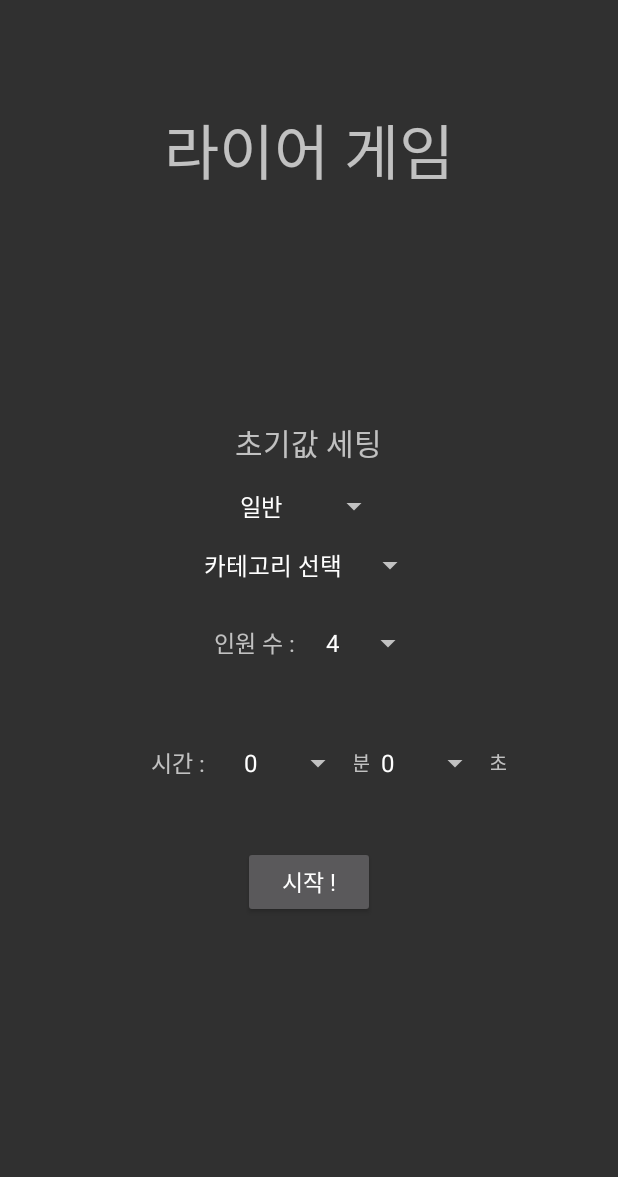
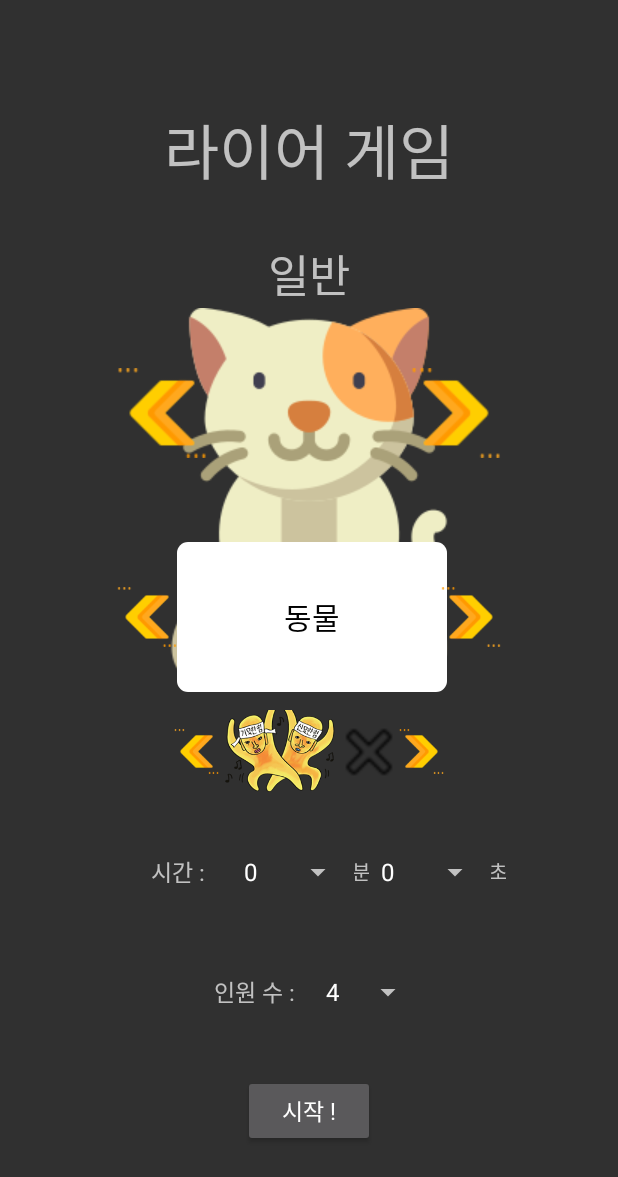
Before and after one commit to yhkwon0817/SSUK, an Android app: the screen it shows after launch (LiarGameSetting), after a tap on "라이어 게임", on a phone screen of 412 x 824 dp. Shown: the top 1177 px of the screen. Run offline under Robolectric (Android 15) with nearby library versions, the phone set to English and light mode, and no system bars.

Commit message:
ui change

```diff
--- a/app/src/main/java/com/example/ssuk/LiarGame.java
+++ b/app/src/main/java/com/example/ssuk/LiarGame.java
@@ -8,7 +8,6 @@ import android.graphics.Color;
 import android.os.Build;
 import android.os.Bundle;
 import android.os.CountDownTimer;
-import android.os.Handler;
 import android.os.VibrationEffect;
 import android.os.Vibrator;
 import android.text.Spannable;
@@ -32,7 +31,7 @@ public class LiarGame extends AppCompatActivity {
     public int i = 0;
     public int mode = 0;
 
-    public String[][] array = {{""},
+    public String[][] array = {
             {"사자", "호랑이", "곰", "퓨마", "낙타", "기린", "다람쥐", "원숭이", "아르마딜로", "돌고래",
                     "박쥐", "캥거루", "삵", "하이에나", "말", "닭"},
             {"어바웃타임", "it", "밀정", "탐정", "노트북", "인턴", "좋은놈 나쁜놈 이상한놈", "미녀와 야수", "어벤져스", "2012",
@@ -42,7 +41,7 @@ public class LiarGame extends AppCompatActivity {
             {"냉장고", "전자렌지", "전기모기채", "전기장판", "리모컨", "TV"}
 
     };
-    public String[] items_category = {" ", "동물", "영화", "유명인사", "가전제품", "만화", "사자성어"};
+    public String[] items_category = {"동물", "영화", "유명인사", "가전제품", "만화", "사자성어"};
     public String[] items_modes = {"일반", "스파이", "바보"};//모드
 
     Timer timer;
--- a/app/src/main/java/com/example/ssuk/LiarGameSetting.java
+++ b/app/src/main/java/com/example/ssuk/LiarGameSetting.java
@@ -3,20 +3,29 @@ package com.example.ssuk;
 import androidx.appcompat.app.AppCompatActivity;
 
 import android.content.Intent;
+import android.graphics.Color;
 import android.os.Bundle;
+import android.text.Spannable;
+import android.text.SpannableStringBuilder;
+import android.text.style.ForegroundColorSpan;
 import android.view.View;
 import android.widget.AdapterView;
 import android.widget.ArrayAdapter;
 import android.widget.Button;
+import android.widget.ImageButton;
+import android.widget.ImageView;
 import android.widget.Spinner;
+import android.widget.TextView;
 import android.widget.Toast;
 
 public class LiarGameSetting extends AppCompatActivity {
-    public int people = 0;
+    public int people = 4;
     public int minute = 0;
     public int second = 0;
+
     public int category_number = 0;
-    public int mode = -1;
+    public int mode = 0;
+    public int length = 6;//카테고리 수
 
     String[] items_numbers = {"4", "5", "6", "7", "8", "9"};//인원 수
     String[] items_numbers_m = {"0", "1", "2", "3", "5", "6", "7", "8", "9", "10",
@@ -27,43 +36,81 @@ public class LiarGameSetting extends AppCompatActivity {
             "31", "32", "33", "34", "35", "36", "37", "38", "39", "40",
             "41", "42", "43", "44", "45", "46", "47", "48", "49", "50",
             "51", "52", "53", "54", "55", "56", "57", "58", "59"};//초
-    String[] items_category = {"카테고리 선택", "동물", "영화", "유명인사", "가전제품", "만화", "사자성어"};
+    String[] items_category = {"동물", "영화", "유명인사", "가전제품", "만화", "사자성어"};
     String[] items_modes = {"일반", "스파이", "바보"};//모드
+
+    ImageView image_mode_normal, image_mode_mafia, image_mode_fool;
+    TextView text_mode;
 
     @Override
     protected void onCreate(Bundle savedInstanceState) {
         super.onCreate(savedInstanceState);
         setContentView(R.layout.activity_liar_game_setting);
 
+        image_mode_normal = findViewById(R.id.normal_mode);
+        image_mode_mafia = findViewById(R.id.mafia_mode);
+        image_mode_fool = findViewById(R.id.fool_mode);
+        text_mode = findViewById(R.id.mode);
+        ImageButton btn_back_mode = (ImageButton) findViewById(R.id.back_mode);
+        ImageButton btn_next_mode = (ImageButton) findViewById(R.id.next_mode);
+        ImageButton btn_back_category = (ImageButton) findViewById(R.id.back_category);
+        ImageButton btn_next_category = (ImageButton) findViewById(R.id.next_category);
+        TextView text_category = (TextView) findViewById(R.id.text_category);
         Button btn = (Button) findViewById(R.id.startBtn);
+
+        text_category.setText(items_category[category_number]);
+        text_mode.setText(items_modes[mode]);
+
+
         Spinner spinner_people = (Spinner) findViewById(R.id.spinner_number_of_people);
         Spinner spinner_minute = (Spinner) findViewById(R.id.spinner_minute);
         Spinner spinner_second = (Spinner) findViewById(R.id.spinner_second);
-        Spinner spinner_category = (Spinner) findViewById(R.id.spinner_category);
-        Spinner spinner_mode = (Spinner) findViewById(R.id.spinner_mode);
-
         ArrayAdapter<String> adapter_people = new ArrayAdapter<String>(this,
                 android.R.layout.simple_spinner_item, items_numbers);
         ArrayAdapter<String> adapter_minute = new ArrayAdapter<String>(this,
                 android.R.layout.simple_spinner_item, items_numbers_m);
         ArrayAdapter<String> adapter_second = new ArrayAdapter<String>(this,
                 android.R.layout.simple_spinner_item, items_numbers_s);
-        ArrayAdapter<String> adapter_category = new ArrayAdapter<String>(this,
-                android.R.layout.simple_spinner_item, items_category);
-        ArrayAdapter<String> adapter_mode = new ArrayAdapter<>(this,
-                android.R.layout.simple_spinner_item, items_modes);
-
         adapter_people.setDropDownViewResource(android.R.layout.simple_spinner_dropdown_item);
         adapter_minute.setDropDownViewResource(android.R.layout.simple_spinner_dropdown_item);
         adapter_second.setDropDownViewResource(android.R.layout.simple_spinner_dropdown_item);
-        adapter_category.setDropDownViewResource(android.R.layout.simple_spinner_dropdown_item);
-        adapter_mode.setDropDownViewResource(android.R.layout.simple_spinner_dropdown_item);
-
         spinner_people.setAdapter(adapter_people);
         spinner_minute.setAdapter(adapter_minute);
         spinner_second.setAdapter(adapter_second);
-        spinner_category.setAdapter(adapter_category);
-        spinner_mode.setAdapter(adapter_mode);
+
+        btn_back_mode.setOnClickListener(new View.OnClickListener() {
+            @Override
+            public void onClick(View view) {
+                setInvisiblePicture();
+                mode = (mode + 2) % 3;
+                setVisiblePicture();
+            }
+        });
+
+        btn_next_mode.setOnClickListener(new View.OnClickListener() {
+            @Override
+            public void onClick(View view) {
+                setInvisiblePicture();
+                mode = (mode + 1) % 3;
+                setVisiblePicture();
+            }
+        });
+
+        btn_back_category.setOnClickListener(new View.OnClickListener() {
+            @Override
+            public void onClick(View view) {
+                category_number = (category_number + length - 1) % length;
+                text_category.setText(items_category[category_number]);
+            }
+        });
+
+        btn_next_category.setOnClickListener(new View.OnClickListener() {
+            @Override
+            public void onClick(View view) {
+                category_number = (category_number + 1) % length;
+                text_category.setText(items_category[category_number]);
+            }
+        });
 
         spinner_people.setOnItemSelectedListener(new AdapterView.OnItemSelectedListener() {
             @Override
@@ -101,6 +148,46 @@ public class LiarGameSetting extends AppCompatActivity {
             }
         });
 
+        btn.setOnClickListener(new View.OnClickListener() {
+            @Override
+            public void onClick(View view) {
+
+                if (people == 0 || minute * 60 + second == 0) {
+                    Toast.makeText(getApplicationContext(), "항목을 선택하여 주시길 바랍니다.",
+                            Toast.LENGTH_SHORT).show();
+                    return;
+                }
+                Intent intent = new Intent(LiarGameSetting.this, LiarGame.class);
+                intent.putExtra("사람 수", people);
+                intent.putExtra("시간제한_분", minute);
+                intent.putExtra("시간제한_초", second);
+                intent.putExtra("카테고리 넘버", category_number);
+                intent.putExtra("모드", mode);
+                startActivity(intent);
+            }
+        });
+
+        /*
+
+        Spinner spinner_category = (Spinner) findViewById(R.id.spinner_category);
+        Spinner spinner_mode = (Spinner) findViewById(R.id.spinner_mode);
+
+
+        ArrayAdapter<String> adapter_category = new ArrayAdapter<String>(this,
+                android.R.layout.simple_spinner_item, items_category);
+        ArrayAdapter<String> adapter_mode = new ArrayAdapter<>(this,
+                android.R.layout.simple_spinner_item, items_modes);
+
+
+        adapter_category.setDropDownViewResource(android.R.layout.simple_spinner_dropdown_item);
+        adapter_mode.setDropDownViewResource(android.R.layout.simple_spinner_dropdown_item);
+
+
+        spinner_category.setAdapter(adapter_category);
+        spinner_mode.setAdapter(adapter_mode);
+
+
+
         spinner_category.setOnItemSelectedListener(new AdapterView.OnItemSelectedListener() {
             @Override
             public void onItemSelected(AdapterView<?> adapterView, View view, int i, long l) {
@@ -125,23 +212,30 @@ public class LiarGameSetting extends AppCompatActivity {
             }
         });
 
-        btn.setOnClickListener(new View.OnClickListener() {
-            @Override
-            public void onClick(View view) {
+        */
+    }
 
-                if (people == 0 || minute * 60 + second == 0 || category_number == 0 || mode == -1) {
-                    Toast.makeText(getApplicationContext(), "항목을 선택하여 주시길 바랍니다.",
-                            Toast.LENGTH_SHORT).show();
-                    return;
-                }
-                Intent intent = new Intent(LiarGameSetting.this, LiarGame.class);
-                intent.putExtra("사람 수", people);
-                intent.putExtra("시간제한_분", minute);
-                intent.putExtra("시간제한_초", second);
-                intent.putExtra("카테고리 넘버", category_number);
-                intent.putExtra("모드", mode);
-                startActivity(intent);
-            }
-        });
+    public void setInvisiblePicture() {
+        if (mode == 0)
+            image_mode_normal.setVisibility(View.INVISIBLE);
+        else if (mode == 1)
+            image_mode_mafia.setVisibility(View.INVISIBLE);
+        else
+            image_mode_fool.setVisibility(View.INVISIBLE);
+    }
+
+    public void setVisiblePicture() {
+        SpannableStringBuilder sp = new SpannableStringBuilder(items_modes[mode]);
+        if (mode == 0)
+            image_mode_normal.setVisibility(View.VISIBLE);
+        else if (mode == 1) {
+            image_mode_mafia.setVisibility(View.VISIBLE);
+            sp.setSpan(new ForegroundColorSpan(Color.RED), 0, 3, Spannable.SPAN_EXCLUSIVE_EXCLUSIVE);
+        }
+        else {
+            image_mode_fool.setVisibility(View.VISIBLE);
+            sp.setSpan(new ForegroundColorSpan(Color.BLUE), 0, 2, Spannable.SPAN_EXCLUSIVE_EXCLUSIVE);
+        }
+        text_mode.setText(sp);
     }
 }
--- a/app/src/main/res/layout/activity_liar_game_setting.xml
+++ b/app/src/main/res/layout/activity_liar_game_setting.xml
@@ -20,46 +20,128 @@
         android:layout_width="wrap_content"
         android:layout_height="wrap_content"
         android:layout_gravity="center"
-        android:layout_marginTop="150dp"
-        android:text="초기값 세팅"
+        android:textSize="30sp"
         android:fontFamily="@font/kotra_bold"
-        android:textSize="20dp" />
+        android:layout_marginTop="30dp"
+        android:id="@+id/mode"/>
 
-    <Spinner
-        android:id="@+id/spinner_mode"
+    <FrameLayout
         android:layout_width="wrap_content"
         android:layout_height="wrap_content"
-        android:layout_gravity="center"
-        android:layout_marginTop="15dp"/>
+        android:layout_gravity="center">
 
-    <Spinner
-        android:id="@+id/spinner_category"
-        android:layout_width="wrap_content"
-        android:layout_height="wrap_content"
-        android:layout_gravity="center"
-        android:layout_marginTop="15dp"/>
+        <ImageView
+            android:layout_width="match_parent"
+            android:layout_height="match_parent"
+            android:src="@drawable/cat"
+            android:id="@+id/normal_mode"/>
+
+        <ImageView
+            android:layout_width="match_parent"
+            android:layout_height="match_parent"
+            android:src="@drawable/cat"
+            android:id="@+id/mafia_mode"
+            android:visibility="invisible"/>
+
+        <ImageView
+            android:layout_width="match_parent"
+            android:layout_height="match_parent"
+            android:src="@drawable/cat"
+            android:id="@+id/fool_mode"
+            android:visibility="invisible"/>
+
+        <ImageButton
+            android:layout_width="60dp"
+            android:layout_height="60dp"
+            android:src="@drawable/back3"
+            android:scaleType="centerInside"
+            android:layout_marginTop="40dp"
+            android:background="@null"
+            android:id="@+id/back_mode"/>
+
+        <ImageButton
+            android:layout_width="60dp"
+            android:layout_height="60dp"
+            android:src="@drawable/next3"
+            android:scaleType="centerInside"
+            android:layout_marginTop="40dp"
+            android:layout_gravity="end"
+            android:background="@null"
+            android:id="@+id/next_mode"/>
+
+        <ImageView
+            android:layout_width="180dp"
+            android:layout_height="100dp"
+            android:src="@drawable/round_background"
+            android:layout_gravity="bottom"
+            android:layout_marginLeft="40dp"/>
+
+        <TextView
+            android:layout_width="160dp"
+            android:layout_height="80dp"
+            android:layout_gravity="bottom"
+            android:gravity="center"
+            android:layout_marginLeft="50dp"
+            android:layout_marginBottom="10dp"
+            android:textColor="@color/black"
+            android:textSize="20sp"
+            android:fontFamily="@font/kotra_bold"
+            android:id="@+id/text_category"/>
+
+        <ImageButton
+            android:layout_width="40dp"
+            android:layout_height="40dp"
+            android:src="@drawable/back3"
+            android:scaleType="centerInside"
+            android:layout_gravity="bottom"
+            android:layout_marginBottom="30dp"
+            android:background="@null"
+            android:id="@+id/back_category"/>
+
+        <ImageButton
+            android:layout_width="40dp"
+            android:layout_height="40dp"
+            android:src="@drawable/next3"
+            android:scaleType="centerInside"
+            android:layout_gravity="end"
+            android:layout_marginBottom="20dp"
+            android:layout_marginTop="186dp"
+            android:background="@null"
+            android:id="@+id/next_category"/>
+
+    </FrameLayout>
 
     <LinearLayout
         android:layout_width="wrap_content"
         android:layout_height="80dp"
         android:layout_gravity="center"
-        android:gravity="center"
-        android:orientation="horizontal">
+        android:orientation="horizontal"
+        android:gravity="center">
 
-        <TextView
+        <ImageButton
+            android:layout_width="30dp"
+            android:layout_height="30dp"
+            android:src="@drawable/back3"
+            android:background="@null"
+            android:scaleType="centerInside"/>
+
+        <ImageView
             android:layout_width="80dp"
-            android:gravity="center"
-            android:layout_height="wrap_content"
-            android:text="인원 수 :"
-            android:fontFamily="@font/kotra_bold"
-            android:textSize="15dp"/>
+            android:layout_height="80dp"
+            android:src="@drawable/sin"/>
 
-        <Spinner
-            android:id="@+id/spinner_number_of_people"
-            android:layout_width="wrap_content"
-            android:layout_height="wrap_content"
-            android:layout_gravity="center"
-            android:autofillHints="카테고리"/>
+        <ImageView
+            android:layout_width="40dp"
+            android:layout_height="40dp"
+            android:src="@drawable/crossed"/>
+
+        <ImageButton
+            android:layout_width="30dp"
+            android:layout_height="30dp"
+            android:src="@drawable/next3"
+            android:background="@null"
+            android:scaleType="centerInside"/>
+
 
     </LinearLayout>
 
@@ -83,7 +165,7 @@
             android:layout_width="wrap_content"
             android:layout_height="wrap_content"
             android:layout_gravity="center"
-            android:autofillHints="카테고리"/>
+            android:autofillHints="카테고리" />
 
         <TextView
             android:layout_width="10dp"
@@ -110,6 +192,30 @@
 
     </LinearLayout>
 
+    <LinearLayout
+        android:layout_width="wrap_content"
+        android:layout_height="80dp"
+        android:layout_gravity="center"
+        android:gravity="center"
+        android:orientation="horizontal">
+
+        <TextView
+            android:layout_width="80dp"
+            android:gravity="center"
+            android:layout_height="wrap_content"
+            android:text="인원 수 :"
+            android:fontFamily="@font/kotra_bold"
+            android:textSize="15dp"/>
+
+        <Spinner
+            android:id="@+id/spinner_number_of_people"
+            android:layout_width="wrap_content"
+            android:layout_height="wrap_content"
+            android:layout_gravity="center"
+            android:autofillHints="카테고리"/>
+
+    </LinearLayout>
+
     <Button
         android:id="@+id/startBtn"
         android:layout_width="wrap_content"
@@ -120,4 +226,33 @@
         android:fontFamily="@font/kotra_bold"
         android:textSize="15dp" />
 
+    <!--<TextView
+        android:layout_width="wrap_content"
+        android:layout_height="wrap_content"
+        android:layout_gravity="center"
+        android:layout_marginTop="150dp"
+        android:text="초기값 세팅"
+        android:fontFamily="@font/kotra_bold"
+        android:textSize="20dp" />
+
+    <Spinner
+        android:id="@+id/spinner_mode"
+        android:layout_width="wrap_content"
+        android:layout_height="wrap_content"
+        android:layout_gravity="center"
+        android:layout_marginTop="15dp"/>
+
+    <Spinner
+        android:id="@+id/spinner_category"
+        android:layout_width="wrap_content"
+        android:layout_height="wrap_content"
+        android:layout_gravity="center"
+        android:layout_marginTop="15dp"/>
+-->
+
+
+
+
+
+
 </LinearLayout>
```
Also changed, not shown: app/src/main/res/drawable/back3.png (added), app/src/main/res/drawable/cat.png (added), app/src/main/res/drawable/crossed.png (added), app/src/main/res/drawable/next3.png (added), app/src/main/res/drawable/sin.png (added).
